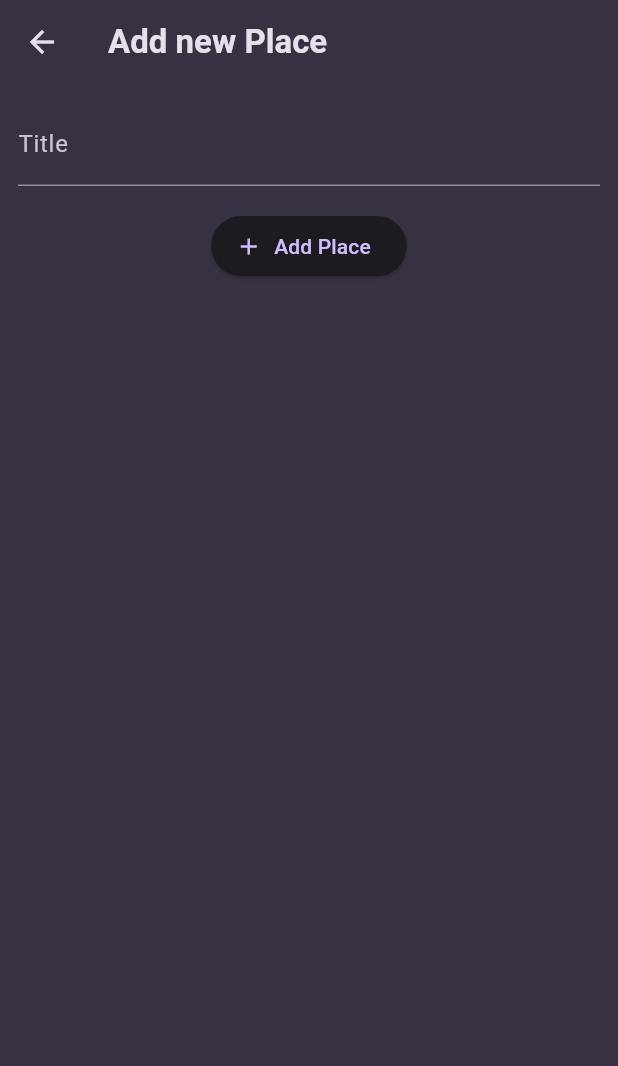
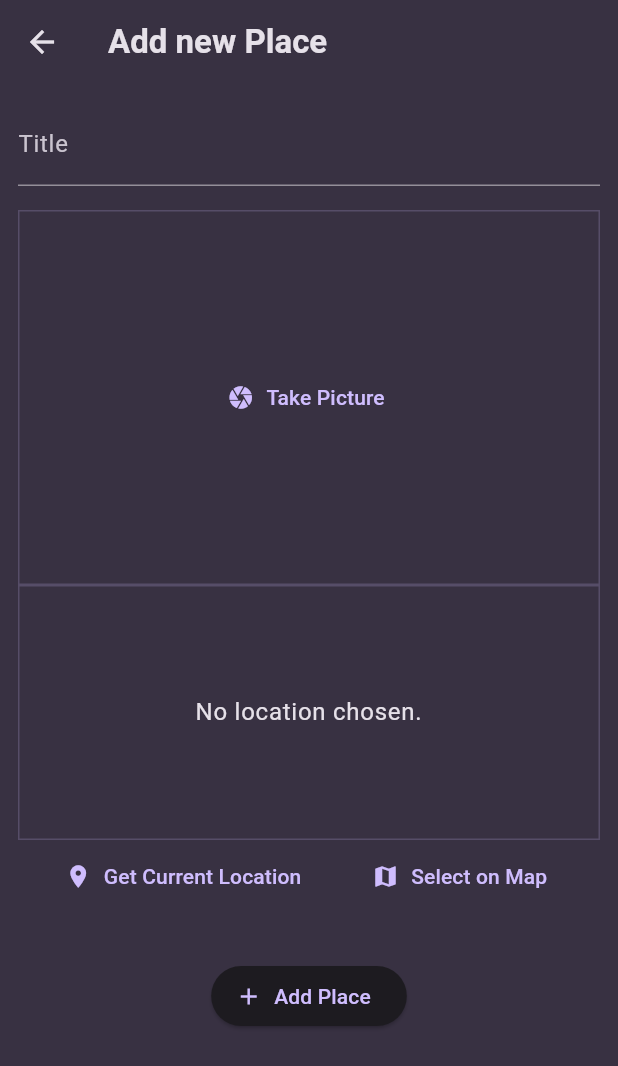
Before and after one commit to truongvnse03130/favorite_places_app, a Flutter app: the AddPlaceScreen screen opened directly, on a phone screen of 412 x 824 dp. Shown: the top 1066 px of the screen. Run offline on Flutter 3.47's test engine with Material 3 defaults, Android fonts, the phone set to English and light mode, and no system bars; our stand-ins replace flutter_riverpod, google_fonts, image_picker, location.

Commit message:
feat(location)!: add location picker

```diff
--- a/lib/main.dart
+++ b/lib/main.dart
@@ -34,7 +34,7 @@ void main() {
 }
 
 class MyApp extends StatelessWidget {
-  const MyApp({Key? key}) : super(key: key);
+  const MyApp({super.key});
 
   @override
   Widget build(BuildContext context) {
--- a/lib/models/place.dart
+++ b/lib/models/place.dart
@@ -1,10 +1,12 @@
 import 'package:uuid/uuid.dart';
+import 'dart:io';
 
 const uuid = Uuid();
 
 class Place {
+  Place(this.image, {required this.title}) : id = uuid.v4();
+
   final String id;
   final String title;
-
-  Place({required this.title}) : id = uuid.v4();
+  final File image;
 }
--- a/lib/providers/user_places.dart
+++ b/lib/providers/user_places.dart
@@ -1,11 +1,12 @@
+import 'dart:io';
 import 'package:favorite_places/models/place.dart';
 import 'package:flutter_riverpod/flutter_riverpod.dart';
 
 class UserPlacesNotifier extends StateNotifier<List<Place>> {
   UserPlacesNotifier() : super(const []);
 
-  void addPlace(String title) {
-    final newPlace = Place(title: title);
+  void addPlace(String title, File image) {
+    final newPlace = Place(title: title, image);
     state = [newPlace, ...state];
   }
 }
--- a/lib/screens/add_place.dart
+++ b/lib/screens/add_place.dart
@@ -1,6 +1,9 @@
 import 'package:favorite_places/providers/user_places.dart';
+import 'package:favorite_places/widgets/image_input.dart';
+import 'package:favorite_places/widgets/location_input.dart';
 import 'package:flutter/material.dart';
 import 'package:flutter_riverpod/flutter_riverpod.dart';
+import 'dart:io';
 
 class AddPlaceScreen extends ConsumerStatefulWidget {
   const AddPlaceScreen({super.key});
@@ -13,14 +16,17 @@ class AddPlaceScreen extends ConsumerStatefulWidget {
 
 class _AddPlaceScreenState extends ConsumerState<AddPlaceScreen> {
   final _titleController = TextEditingController();
+  File? _selectedImage;
 
   void _savePlace() {
     final enteredTitle = _titleController.text;
-    if (enteredTitle.isEmpty) {
+    if (enteredTitle.isEmpty || _selectedImage == null) {
       return;
     }
 
-    ref.read(userPlacesProvider.notifier).addPlace(enteredTitle);
+    ref
+        .read(userPlacesProvider.notifier)
+        .addPlace(enteredTitle, _selectedImage!);
 
     Navigator.of(context).pop();
   }
@@ -53,6 +59,18 @@ class _AddPlaceScreenState extends ConsumerState<AddPlaceScreen> {
             const SizedBox(
               height: 16,
             ),
+            ImageInput(
+              onPickImage: (image) {
+                _selectedImage = image;
+              },
+            ),
+            LocationInput(),
+            const SizedBox(
+              height: 16,
+            ),
+            const SizedBox(
+              height: 16,
+            ),
             ElevatedButton.icon(
               onPressed: _savePlace,
               icon: const Icon(Icons.add),
--- /dev/null
+++ b/lib/widgets/image_input.dart
@@ -0,0 +1,70 @@
+import 'dart:io';
+import 'package:flutter/material.dart';
+import 'package:image_picker/image_picker.dart';
+
+class ImageInput extends StatefulWidget {
+  const ImageInput({super.key, required this.onPickImage});
+
+  final void Function(File image) onPickImage;
+
+  @override
+  State<ImageInput> createState() {
+    return _ImageInputState();
+  }
+}
+
+class _ImageInputState extends State<ImageInput> {
+  File? _selectedImage;
+
+  void _takePicture() async {
+    final imagePicker = ImagePicker();
+    final pickedImage = await imagePicker.pickImage(
+      source: ImageSource.camera,
+      maxWidth: 600,
+    );
+
+    if (pickedImage == null) {
+      return;
+    }
+
+    setState(() {
+      _selectedImage = File(pickedImage.path);
+    });
+
+    widget.onPickImage(_selectedImage!);
+  }
+
+  @override
+  Widget build(BuildContext context) {
+    Widget content = TextButton.icon(
+      onPressed: _takePicture,
+      label: const Text('Take Picture'),
+      icon: const Icon(Icons.camera),
+    );
+
+    if (_selectedImage != null) {
+      content = GestureDetector(
+        onTap: _takePicture,
+        child: Image.file(
+          _selectedImage!,
+          fit: BoxFit.cover,
+          width: double.infinity,
+          height: double.infinity,
+        ),
+      );
+    }
+
+    return Container(
+      decoration: BoxDecoration(
+        border: Border.all(
+          width: 1,
+          color: Theme.of(context).colorScheme.primary.withOpacity(0.2),
+        ),
+      ),
+      alignment: Alignment.center,
+      width: double.infinity,
+      height: 250,
+      child: content,
+    );
+  }
+}
--- /dev/null
+++ b/lib/widgets/location_input.dart
@@ -0,0 +1,98 @@
+import 'package:flutter/material.dart';
+import 'package:location/location.dart';
+
+class LocationInput extends StatefulWidget {
+  const LocationInput({super.key});
+
+  @override
+  State<LocationInput> createState() {
+    return _LocationInputState();
+  }
+}
+
+class _LocationInputState extends State<LocationInput> {
+  Location? _pickedLocation;
+  var _isGettingLocation = false;
+
+  void _getCurrentLocation() async {
+    Location location = new Location();
+
+    bool serviceEnabled;
+    PermissionStatus permissionGranted;
+    LocationData locationData;
+
+    serviceEnabled = await location.serviceEnabled();
+    if (!serviceEnabled) {
+      serviceEnabled = await location.requestService();
+      if (!serviceEnabled) {
+        return;
+      }
+    }
+
+    permissionGranted = await location.hasPermission();
+    if (permissionGranted == PermissionStatus.denied) {
+      permissionGranted = await location.requestPermission();
+      if (permissionGranted != PermissionStatus.granted) {
+        return;
+      }
+    }
+
+    setState(() {
+      _isGettingLocation = true;
+    });
+    locationData = await location.getLocation();
+
+    setState(() {
+      _isGettingLocation = false;
+    });
+
+    print(locationData.latitude);
+    print(locationData.longitude);
+  }
+
+  @override
+  Widget build(BuildContext context) {
+    Widget previewContent = Text(
+      'No location chosen.',
+      textAlign: TextAlign.center,
+      style: Theme.of(context).textTheme.bodyLarge!.copyWith(
+            color: Theme.of(context).colorScheme.onSurface,
+          ),
+    );
+
+    if (_isGettingLocation) {
+      previewContent = const CircularProgressIndicator();
+    }
+    return Column(
+      children: [
+        Container(
+          alignment: Alignment.center,
+          height: 170,
+          width: double.infinity,
+          decoration: BoxDecoration(
+            border: Border.all(
+              width: 1,
+              color: Theme.of(context).colorScheme.primary.withOpacity(0.2),
+            ),
+          ),
+          child: previewContent,
+        ),
+        Row(
+          mainAxisAlignment: MainAxisAlignment.spaceEvenly,
+          children: [
+            TextButton.icon(
+              onPressed: _getCurrentLocation,
+              label: const Text('Get Current Location'),
+              icon: const Icon(Icons.location_on),
+            ),
+            TextButton.icon(
+              onPressed: () {},
+              label: const Text('Select on Map'),
+              icon: const Icon(Icons.map),
+            )
+          ],
+        )
+      ],
+    );
+  }
+}
--- a/lib/widgets/places_list.dart
+++ b/lib/widgets/places_list.dart
@@ -22,6 +22,10 @@ class PlacesList extends StatelessWidget {
     return ListView.builder(
       itemCount: places.length,
       itemBuilder: (ctx, index) => ListTile(
+        leading: CircleAvatar(
+          radius: 26,
+          backgroundImage: FileImage(places[index].image),
+        ),
         title: Text(
           places[index].title,
           style: Theme.of(context).textTheme.titleMedium!.copyWith(
--- a/pubspec.yaml
+++ b/pubspec.yaml
@@ -38,6 +38,8 @@ dependencies:
   google_fonts: ^6.2.1
   uuid: ^4.4.0
   flutter_riverpod: ^2.5.1
+  image_picker: ^1.1.1
+  location: ^6.0.2
 
 dev_dependencies:
   flutter_test:
```
Also changed, not shown: lib/screens/place_detail.dart (+4 -7 lines), lib/screens/places.dart (+5 -2 lines), pubspec.lock, 5 other files.
